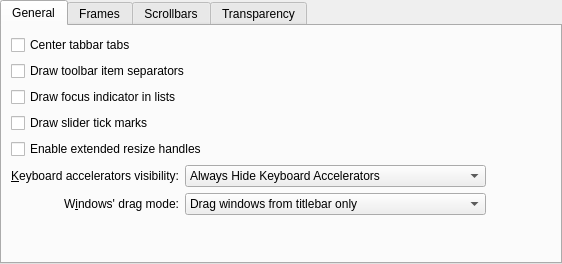
Above: kstyle/config/ui/breezestyleconfig.ui from paulmcauley/klassy before the change. Below: the same form after it.
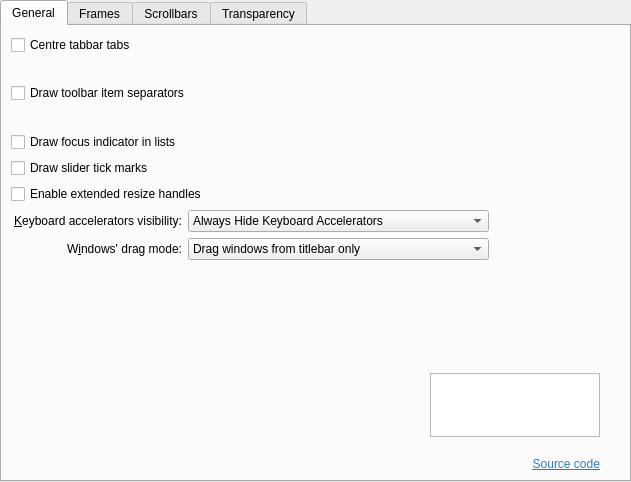
That is the form after the change. Icons and pictures are not drawn.

Commit message: Tweaked classik-settings sizing and layout; auto-add version numbers in UI from CMakeLists; update .gitignore

Diff of the .ui file:
```diff
--- a/kstyle/config/ui/breezestyleconfig.ui
+++ b/kstyle/config/ui/breezestyleconfig.ui
@@ -6,8 +6,8 @@
    <rect>
     <x>0</x>
     <y>0</y>
-    <width>562</width>
-    <height>264</height>
+    <width>631</width>
+    <height>482</height>
    </rect>
   </property>
   <property name="sizePolicy">
@@ -39,33 +39,14 @@
        <string>General</string>
       </attribute>
       <layout class="QGridLayout" name="gridLayout">
-       <item row="6" column="1">
-        <widget class="QLabel" name="_windowDragLabel">
-         <property name="sizePolicy">
-          <sizepolicy hsizetype="Preferred" vsizetype="Preferred">
-           <horstretch>0</horstretch>
-           <verstretch>0</verstretch>
-          </sizepolicy>
-         </property>
+       <item row="0" column="0" colspan="2">
+        <widget class="QCheckBox" name="_tabBarDrawCenteredTabs">
          <property name="text">
-          <string>W&amp;indows' drag mode:</string>
+          <string>Centre tabbar tabs</string>
          </property>
-         <property name="alignment">
-          <set>Qt::AlignRight|Qt::AlignTrailing|Qt::AlignVCenter</set>
-         </property>
-         <property name="buddy">
-          <cstring>_windowDragMode</cstring>
-         </property>
         </widget>
        </item>
-       <item row="2" column="1" colspan="4">
-        <widget class="QCheckBox" name="_viewDrawFocusIndicator">
-         <property name="text">
-          <string>Draw focus indicator in lists</string>
-         </property>
-        </widget>
-       </item>
-       <item row="5" column="1">
+       <item row="7" column="0" colspan="2">
         <widget class="QLabel" name="_mnemonicsLabel">
          <property name="text">
           <string>&amp;Keyboard accelerators visibility:</string>
@@ -78,7 +59,20 @@
          </property>
         </widget>
        </item>
-       <item row="5" column="2" colspan="2">
+       <item row="9" column="0" rowspan="3" colspan="3">
+        <spacer name="verticalSpacer">
+         <property name="orientation">
+          <enum>Qt::Orientation::Vertical</enum>
+         </property>
+         <property name="sizeHint" stdset="0">
+          <size>
+           <width>20</width>
+           <height>60</height>
+          </size>
+         </property>
+        </spacer>
+       </item>
+       <item row="7" column="2" colspan="3">
         <widget class="QComboBox" name="_mnemonicsMode">
          <item>
           <property name="text">
@@ -97,21 +91,27 @@
          </item>
         </widget>
        </item>
-       <item row="5" column="4">
-        <spacer name="horizontalSpacer_3">
+       <item row="7" column="5">
+        <spacer name="horizontalSpacer_2">
          <property name="orientation">
           <enum>Qt::Horizontal</enum>
          </property>
          <property name="sizeHint" stdset="0">
           <size>
-           <width>65</width>
+           <width>100</width>
            <height>20</height>
           </size>
          </property>
         </spacer>
        </item>
-       <item row="6" column="2" colspan="2">
+       <item row="8" column="2" colspan="3">
         <widget class="QComboBox" name="_windowDragMode">
+         <property name="sizePolicy">
+          <sizepolicy hsizetype="Preferred" vsizetype="Fixed">
+           <horstretch>0</horstretch>
+           <verstretch>0</verstretch>
+          </sizepolicy>
+         </property>
          <item>
           <property name="text">
            <string>Drag windows from titlebar only</string>
@@ -129,47 +129,159 @@
          </item>
         </widget>
        </item>
-       <item row="7" column="1" colspan="3">
-        <spacer name="verticalSpacer">
-         <property name="orientation">
-          <enum>Qt::Vertical</enum>
+       <item row="8" column="0" colspan="2">
+        <widget class="QLabel" name="_windowDragLabel">
+         <property name="sizePolicy">
+          <sizepolicy hsizetype="Preferred" vsizetype="Preferred">
+           <horstretch>0</horstretch>
+           <verstretch>0</verstretch>
+          </sizepolicy>
          </property>
-         <property name="sizeHint" stdset="0">
-          <size>
-           <width>20</width>
-           <height>49</height>
-          </size>
-         </property>
-        </spacer>
-       </item>
-       <item row="0" column="1" colspan="4">
-        <widget class="QCheckBox" name="_tabBarDrawCenteredTabs">
          <property name="text">
-          <string>Center tabbar tabs</string>
+          <string>W&amp;indows' drag mode:</string>
          </property>
-        </widget>
-       </item>
-       <item row="1" column="1" colspan="4">
-        <widget class="QCheckBox" name="_toolBarDrawItemSeparator">
-         <property name="text">
-          <string>Draw toolbar item separators</string>
+         <property name="alignment">
+          <set>Qt::AlignmentFlag::AlignRight|Qt::AlignmentFlag::AlignTrailing|Qt::AlignmentFlag::AlignVCenter</set>
          </property>
-        </widget>
-       </item>
-       <item row="3" column="1" colspan="4">
-        <widget class="QCheckBox" name="_sliderDrawTickMarks">
-         <property name="text">
-          <string>Draw slider tick marks</string>
+         <property name="buddy">
+          <cstring>_windowDragMode</cstring>
          </property>
         </widget>
        </item>
-       <item row="4" column="1" colspan="4">
+       <item row="6" column="0" colspan="3">
         <widget class="QCheckBox" name="_splitterProxyEnabled">
          <property name="text">
           <string>Enable extended resize handles</string>
          </property>
         </widget>
        </item>
+       <item row="3" column="0" colspan="2">
+        <widget class="QCheckBox" name="_viewDrawFocusIndicator">
+         <property name="text">
+          <string>Draw focus indicator in lists</string>
+         </property>
+        </widget>
+       </item>
+       <item row="5" column="0" colspan="2">
+        <widget class="QCheckBox" name="_sliderDrawTickMarks">
+         <property name="text">
+          <string>Draw slider tick marks</string>
+         </property>
+        </widget>
+       </item>
+       <item row="1" column="0" rowspan="2" colspan="3">
+        <widget class="QCheckBox" name="_toolBarDrawItemSeparator">
+         <property name="text">
+          <string>Draw toolbar item separators</string>
+         </property>
+        </widget>
+       </item>
+       <item row="13" column="0" colspan="6">
+        <layout class="QGridLayout" name="gridLayout_4">
+         <item row="1" column="2">
+          <spacer name="horizontalSpacer_7">
+           <property name="orientation">
+            <enum>Qt::Orientation::Horizontal</enum>
+           </property>
+           <property name="sizeType">
+            <enum>QSizePolicy::Policy::Fixed</enum>
+           </property>
+           <property name="sizeHint" stdset="0">
+            <size>
+             <width>20</width>
+             <height>20</height>
+            </size>
+           </property>
+          </spacer>
+         </item>
+         <item row="1" column="1">
+          <widget class="QGraphicsView" name="graphicsView">
+           <property name="sizePolicy">
+            <sizepolicy hsizetype="Fixed" vsizetype="Fixed">
+             <horstretch>0</horstretch>
+             <verstretch>0</verstretch>
+            </sizepolicy>
+           </property>
+           <property name="minimumSize">
+            <size>
+             <width>170</width>
+             <height>64</height>
+            </size>
+           </property>
+           <property name="maximumSize">
+            <size>
+             <width>170</width>
+             <height>64</height>
+            </size>
+           </property>
+           <property name="baseSize">
+            <size>
+             <width>170</width>
+             <height>64</height>
+            </size>
+           </property>
+           <property name="layoutDirection">
+            <enum>Qt::LayoutDirection::LeftToRight</enum>
+           </property>
+           <property name="styleSheet">
+            <string notr="true">border-image: url(:/images/Classik_logo.svg);</string>
+           </property>
+           <property name="interactive">
+            <bool>false</bool>
+           </property>
+           <property name="alignment">
+            <set>Qt::AlignmentFlag::AlignBottom|Qt::AlignmentFlag::AlignRight|Qt::AlignmentFlag::AlignTrailing</set>
+           </property>
+           <property name="rubberBandSelectionMode">
+            <enum>Qt::ItemSelectionMode::IntersectsItemShape</enum>
+           </property>
+          </widget>
+         </item>
+         <item row="1" column="0">
+          <spacer name="horizontalSpacer_3">
+           <property name="orientation">
+            <enum>Qt::Orientation::Horizontal</enum>
+           </property>
+           <property name="sizeHint" stdset="0">
+            <size>
+             <width>40</width>
+             <height>20</height>
+            </size>
+           </property>
+          </spacer>
+         </item>
+         <item row="5" column="1">
+          <layout class="QVBoxLayout" name="verticalLayout_6">
+           <property name="spacing">
+            <number>0</number>
+           </property>
+           <item>
+            <widget class="QLabel" name="_version">
+             <property name="text">
+              <string>&lt;version&gt;</string>
+             </property>
+             <property name="alignment">
+              <set>Qt::AlignmentFlag::AlignBottom|Qt::AlignmentFlag::AlignRight|Qt::AlignmentFlag::AlignTrailing</set>
+             </property>
+            </widget>
+           </item>
+           <item>
+            <widget class="QLabel" name="label_24">
+             <property name="text">
+              <string>&lt;html&gt;&lt;head/&gt;&lt;body&gt;&lt;p&gt;&lt;a href=&quot;https://github.com/paulmcauley/classik&quot;&gt;&lt;span style=&quot; text-decoration: underline; color:#2980b9;&quot;&gt;Source code&lt;/span&gt;&lt;/a&gt;&lt;/p&gt;&lt;/body&gt;&lt;/html&gt;</string>
+             </property>
+             <property name="alignment">
+              <set>Qt::AlignmentFlag::AlignRight|Qt::AlignmentFlag::AlignTrailing|Qt::AlignmentFlag::AlignVCenter</set>
+             </property>
+             <property name="openExternalLinks">
+              <bool>true</bool>
+             </property>
+            </widget>
+           </item>
+          </layout>
+         </item>
+        </layout>
+       </item>
       </layout>
      </widget>
      <widget class="QWidget" name="tab_3">
```
Left out of the diff: 196 changed lines with no effect on the pictures. The commit also changes 8 other files.
